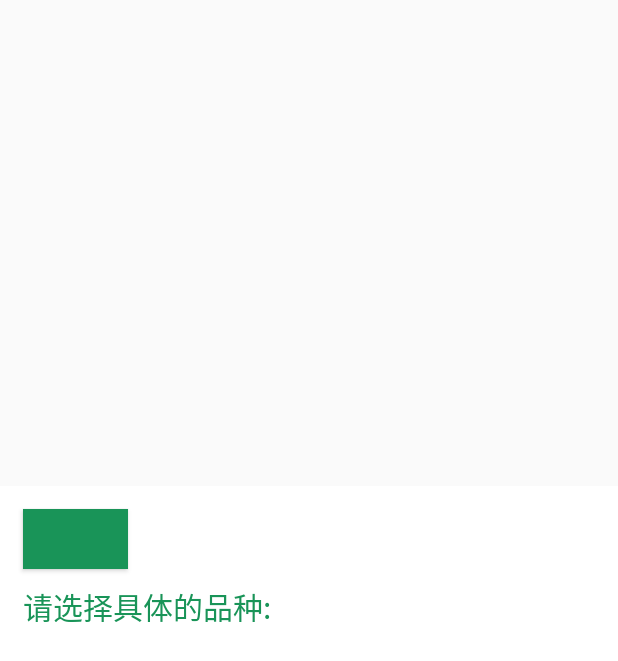
After one commit to dreamerlxb/Agripro, an Android app: the layout dialog_detail_sort.xml on its own in the app's theme, with its tools: preview values and no code run, on a phone screen of 412 x 824 dp. The commit adds this screen. Shown: the top 661 px of the screen. Run offline under Robolectric (Android 15) with nearby library versions, the phone set to English and light mode, and no system bars.

Commit message:
提交保存进度

```diff
--- /dev/null
+++ b/app/src/main/res/layout/dialog_detail_sort.xml
@@ -0,0 +1,54 @@
+<?xml version="1.0" encoding="utf-8"?>
+<RelativeLayout xmlns:android="http://schemas.android.com/apk/res/android"
+    android:layout_width="fill_parent"
+    android:layout_height="fill_parent"
+
+    android:orientation="vertical" >
+    <!-- android:background="@drawable/clearpanbackground" -->
+
+    <RelativeLayout
+        android:id="@+id/clearallpan"
+        android:layout_width="fill_parent"
+        android:layout_height="500dp"
+        android:background="@android:color/white"
+        android:layout_alignParentBottom="true"
+        android:layout_alignParentLeft="true"
+        android:layout_alignParentStart="true">
+
+        <LinearLayout
+            android:id="@+id/line"
+            android:layout_width="match_parent"
+            android:layout_height="match_parent"
+            android:orientation="vertical"
+            android:layout_alignParentTop="true"
+            android:layout_alignParentLeft="true"
+            android:layout_alignParentStart="true">
+
+
+            <Button
+                android:layout_marginTop="15dp"
+                android:layout_marginLeft="15dp"
+                android:id="@+id/province"
+                android:textColor="@color/white"
+                android:gravity="center"
+                android:background="@color/colorPrimary"
+                android:layout_width="70dp"
+                android:layout_height="40dp" />
+
+            <TextView
+                android:layout_width="fill_parent"
+                android:layout_height="25dp"
+                android:textSize="20dp"
+                android:layout_marginLeft="15dip"
+                android:layout_marginTop="10dip"
+                android:text="请选择具体的品种:"
+                android:textColor="@color/colorPrimary"/>
+
+
+
+        </LinearLayout>
+
+
+    </RelativeLayout>
+
+</RelativeLayout>
```
Also changed, not shown: app/src/main/java/com/idejie/android/aoc/dialog/SortDetailDialog.java (added, +117 -0 lines), app/src/main/java/com/idejie/android/aoc/dialog/SortDialog.java (added, +119 -0 lines), app/src/main/java/com/idejie/android/aoc/fragment/UploadFragment.java (+13 -1 lines), app/src/main/res/layout/dialog_sort.xml (added, +40 -0 lines).
